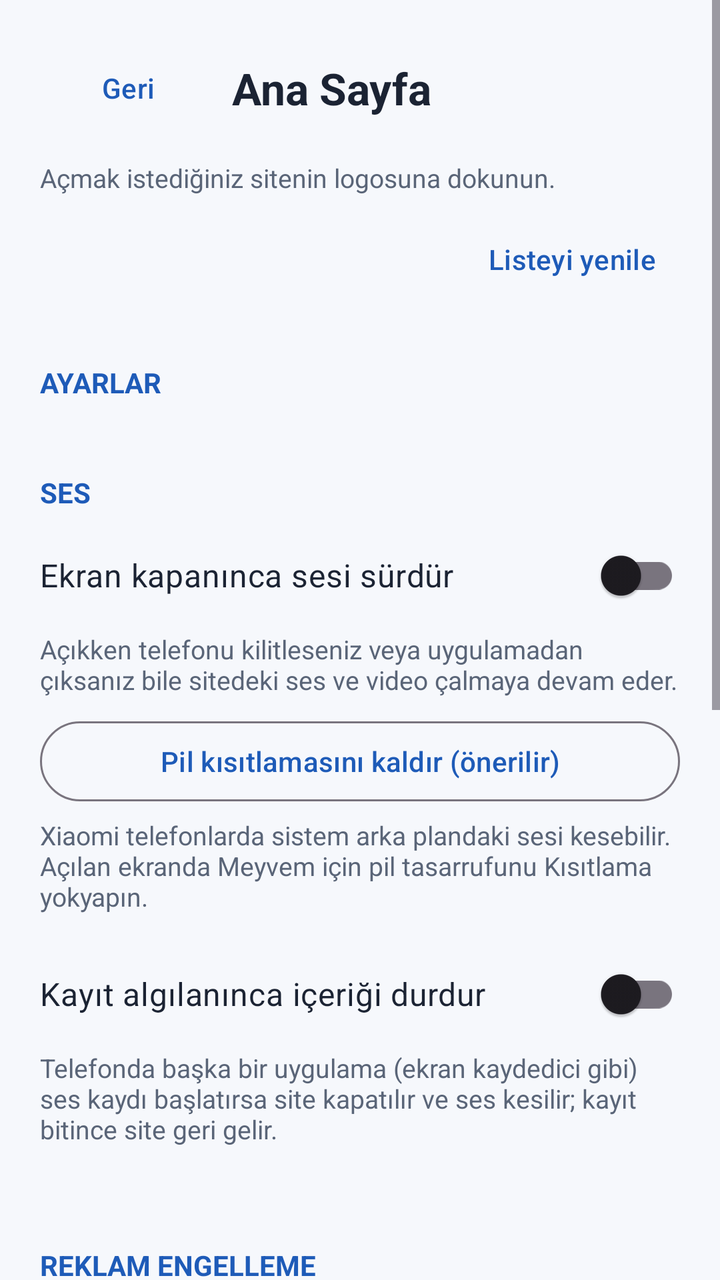
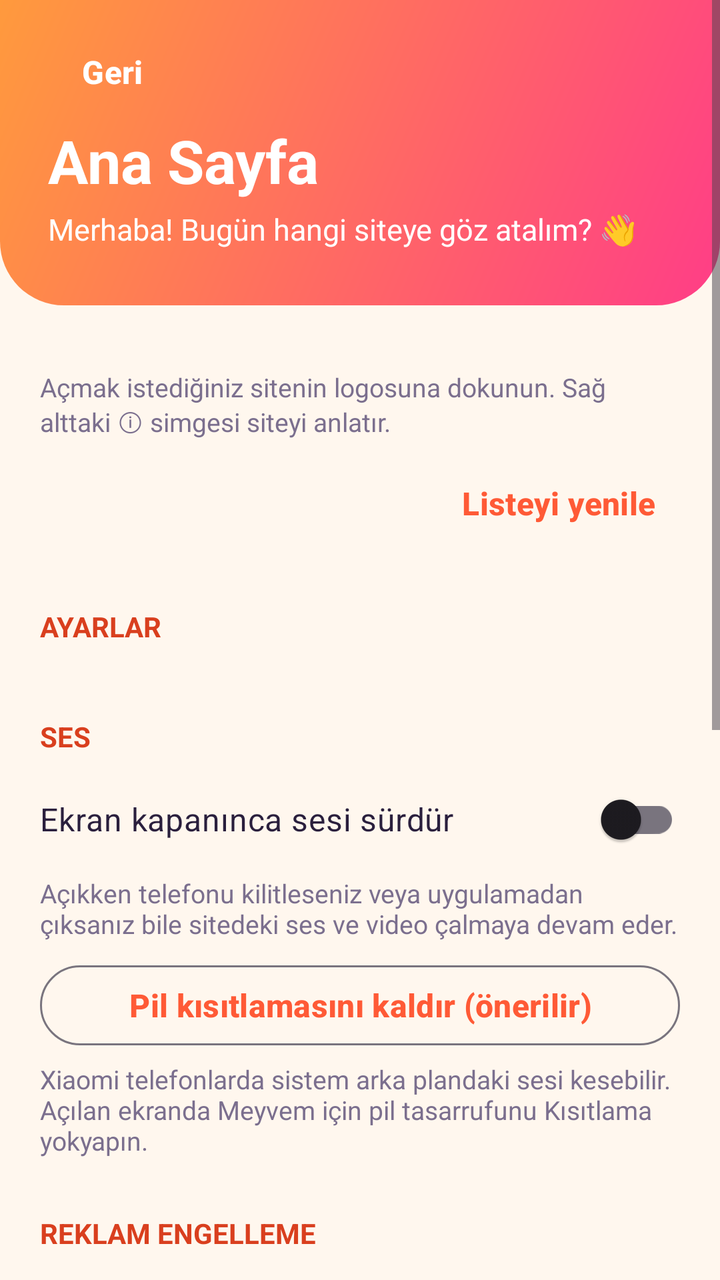

An Android layout rendered at two revisions. The XML below is the earlier revision; the diff shows what the commit changed to produce the second picture.
<!-- AndroidManifest.xml: application theme Theme.SCJ -->
<!-- res/layout/activity_settings.xml -->
<?xml version="1.0" encoding="utf-8"?>
<ScrollView xmlns:android="http://schemas.android.com/apk/res/android"
    android:layout_width="match_parent"
    android:layout_height="match_parent"
    android:background="@color/background"
    android:fillViewport="true">

    <LinearLayout
        android:layout_width="match_parent"
        android:layout_height="wrap_content"
        android:orientation="vertical"
        android:padding="20dp">

        
        <LinearLayout
            android:layout_width="match_parent"
            android:layout_height="wrap_content"
            android:gravity="center_vertical"
            android:orientation="horizontal">

            <Button
                android:id="@+id/backButton"
                style="@style/Widget.Material3.Button.TextButton"
                android:layout_width="wrap_content"
                android:layout_height="wrap_content"
                android:text="@string/back" />

            <TextView
                android:layout_width="wrap_content"
                android:layout_height="wrap_content"
                android:layout_marginStart="8dp"
                android:text="@string/settings_title"
                android:textColor="@color/on_background"
                android:textSize="22sp"
                android:textStyle="bold" />
        </LinearLayout>

        
        <TextView
            style="@style/SettingsHint"
            android:layout_marginTop="12dp"
            android:text="@string/site_hint" />

        <GridLayout
            android:id="@+id/siteGrid"
            android:layout_width="match_parent"
            android:layout_height="wrap_content"
            android:layout_marginTop="8dp"
            android:columnCount="4" />

        <TextView
            android:id="@+id/siteMessage"
            style="@style/SettingsHint"
            android:visibility="gone" />

        <Button
            android:id="@+id/siteRefresh"
            style="@style/Widget.Material3.Button.TextButton"
            android:layout_width="wrap_content"
            android:layout_height="wrap_content"
            android:layout_gravity="end"
            android:text="@string/site_refresh" />

        
        <TextView
            style="@style/SettingsSection"
            android:text="@string/section_settings" />

        
        <TextView
            style="@style/SettingsSection"
            android:text="@string/section_audio" />

        <com.google.android.material.switchmaterial.SwitchMaterial
            android:id="@+id/switchKeepAudio"
            android:layout_width="match_parent"
            android:layout_height="wrap_content"
            android:text="@string/keep_audio_title"
            android:textColor="@color/on_background"
            android:textSize="16sp" />

        <TextView
            style="@style/SettingsHint"
            android:text="@string/keep_audio_desc" />

        <Button
            android:id="@+id/batteryButton"
            style="@style/Widget.Material3.Button.OutlinedButton"
            android:layout_width="match_parent"
            android:layout_height="wrap_content"
            android:layout_marginTop="8dp"
            android:text="@string/battery_button" />

        <TextView
            style="@style/SettingsHint"
            android:text="@string/battery_hint" />

        <com.google.android.material.switchmaterial.SwitchMaterial
            android:id="@+id/switchPauseRec"
            android:layout_width="match_parent"
            android:layout_height="wrap_content"
            android:layout_marginTop="16dp"
            android:text="@string/rec_pause_title"
            android:textColor="@color/on_background"
            android:textSize="16sp" />

        <TextView
            style="@style/SettingsHint"
            android:text="@string/rec_pause_desc" />

        <TextView
            android:id="@+id/recStatus"
            style="@style/SettingsHint"
            android:textStyle="bold" />

        
        <TextView
            style="@style/SettingsSection"
            android:text="@string/section_ads" />

        <com.google.android.material.switchmaterial.SwitchMaterial
            android:id="@+id/switchAdBlock"
            android:layout_width="match_parent"
            android:layout_height="wrap_content"
            android:text="@string/ad_block_title"
            android:textColor="@color/on_background"
            android:textSize="16sp" />

        <TextView
            style="@style/SettingsHint"
            android:text="@string/ad_block_desc" />

        
        <TextView
            style="@style/SettingsSection"
            android:text="@string/section_theme" />

        <RadioGroup
            android:id="@+id/themeGroup"
            android:layout_width="match_parent"
            android:layout_height="wrap_content"
            android:orientation="vertical">

            <RadioButton
                android:id="@+id/themeSystem"
                android:layout_width="match_parent"
                android:layout_height="wrap_content"
                android:text="@string/theme_system"
                android:textColor="@color/on_background" />

            <RadioButton
                android:id="@+id/themeLight"
                android:layout_width="match_parent"
                android:layout_height="wrap_content"
                android:text="@string/theme_light"
                android:textColor="@color/on_background" />

            <RadioButton
                android:id="@+id/themeDark"
                android:layout_width="match_parent"
                android:layout_height="wrap_content"
                android:text="@string/theme_dark"
                android:textColor="@color/on_background" />
        </RadioGroup>

        
        <TextView
            style="@style/SettingsSection"
            android:text="@string/section_font" />

        <LinearLayout
            android:layout_width="match_parent"
            android:layout_height="wrap_content"
            android:gravity="center_vertical"
            android:orientation="horizontal">

            <Button
                android:id="@+id/zoomMinus"
                style="@style/Widget.Material3.Button.OutlinedButton"
                android:layout_width="wrap_content"
                android:layout_height="wrap_content"
                android:minWidth="64dp"
                android:text="A−" />

            <SeekBar
                android:id="@+id/zoomSeek"
                android:layout_width="0dp"
                android:layout_height="wrap_content"
                android:layout_weight="1" />

            <Button
                android:id="@+id/zoomPlus"
                style="@style/Widget.Material3.Button.OutlinedButton"
                android:layout_width="wrap_content"
                android:layout_height="wrap_content"
                android:minWidth="64dp"
                android:text="A+" />
        </LinearLayout>

        <LinearLayout
            android:layout_width="match_parent"
            android:layout_height="wrap_content"
            android:layout_marginTop="4dp"
            android:gravity="center_vertical"
            android:orientation="horizontal">

            <TextView
                android:id="@+id/zoomLabel"
                android:layout_width="0dp"
                android:layout_height="wrap_content"
                android:layout_weight="1"
                android:text="%100"
                android:textColor="@color/on_background"
                android:textSize="16sp"
                android:textStyle="bold" />

            <Button
                android:id="@+id/zoomReset"
                style="@style/Widget.Material3.Button.TextButton"
                android:layout_width="wrap_content"
                android:layout_height="wrap_content"
                android:text="@string/font_reset" />
        </LinearLayout>

        <TextView
            android:id="@+id/zoomPreview"
            android:layout_width="match_parent"
            android:layout_height="wrap_content"
            android:layout_marginTop="8dp"
            android:text="@string/font_preview"
            android:textColor="@color/on_background"
            android:textSize="16sp" />
    </LinearLayout>
</ScrollView>
<!-- resources referenced by this layout -->
<resources>
  <color name="background">#F6F8FC</color>
  <color name="on_background">#1B2333</color>
  <string name="ad_block_desc">Bilinen reklam sunucularını engeller ve reklam alanlarını gizler. YouTube video reklamları engellenemez.</string>
  <string name="ad_block_title">Reklamları engelle</string>
  <string name="back">Geri</string>
  <string name="battery_button">Pil kısıtlamasını kaldır (önerilir)</string>
  <string name="battery_hint">Xiaomi telefonlarda sistem arka plandaki sesi kesebilir. Açılan ekranda Meyvem için pil tasarrufunu "Kısıtlama yok" yapın.</string>
  <string name="font_preview">Örnek yazı: Taze meyve, taze bilgi.</string>
  <string name="font_reset">Varsayılan</string>
  <string name="keep_audio_desc">Açıkken telefonu kilitleseniz veya uygulamadan çıksanız bile sitedeki ses ve video çalmaya devam eder.</string>
  <string name="keep_audio_title">Ekran kapanınca sesi sürdür</string>
  <string name="rec_pause_desc">Telefonda başka bir uygulama (ekran kaydedici gibi) ses kaydı başlatırsa site kapatılır ve ses kesilir; kayıt bitince site geri gelir.</string>
  <string name="rec_pause_title">Kayıt algılanınca içeriği durdur</string>
  <string name="section_ads">Reklam engelleme</string>
  <string name="section_audio">Ses</string>
  <string name="section_font">Yazı boyutu</string>
  <string name="section_settings">Ayarlar</string>
  <string name="section_theme">Görünüm</string>
  <string name="settings_title">Ana Sayfa</string>
  <string name="site_hint">Açmak istediğiniz sitenin logosuna dokunun.</string>
  <string name="site_refresh">Listeyi yenile</string>
  <string name="theme_dark">Gece modu</string>
  <string name="theme_light">Gündüz modu</string>
  <string name="theme_system">Sistemle aynı</string>
  <style name="SettingsHint">
          <item name="android:layout_width">match_parent</item>
          <item name="android:layout_height">wrap_content</item>
          <item name="android:layout_marginTop">4dp</item>
          <item name="android:textColor">@color/on_background_muted</item>
          <item name="android:textSize">13sp</item>
      </style>
  <style name="SettingsSection">
          <item name="android:layout_width">match_parent</item>
          <item name="android:layout_height">wrap_content</item>
          <item name="android:layout_marginTop">28dp</item>
          <item name="android:layout_marginBottom">8dp</item>
          <item name="android:textColor">@color/accent_text</item>
          <item name="android:textSize">14sp</item>
          <item name="android:textStyle">bold</item>
          <item name="android:textAllCaps">true</item>
      </style>
  <style name="Theme.SCJ" parent="Theme.Material3.DayNight.NoActionBar">
          <item name="colorPrimary">@color/primary</item>
          <item name="colorPrimaryDark">@color/primary_dark</item>
          <item name="android:statusBarColor">@color/primary_dark</item>
          <item name="android:windowBackground">@color/background</item>
      </style>
  <color name="on_background_muted">#5A6578</color>
  <color name="accent_text">#1E5BB8</color>
  <color name="primary">#1E5BB8</color>
  <color name="primary_dark">#16448A</color>
</resources>

<!-- the commit's change to res/layout/activity_settings.xml (unified diff, before → after) -->
@@ -8,32 +8,51 @@
     <LinearLayout
         android:layout_width="match_parent"
         android:layout_height="wrap_content"
-        android:orientation="vertical"
-        android:padding="20dp">
-
-        
-        <LinearLayout
-            android:layout_width="match_parent"
-            android:layout_height="wrap_content"
-            android:gravity="center_vertical"
-            android:orientation="horizontal">
+        android:orientation="vertical">
+
+        
+        <LinearLayout
+            android:layout_width="match_parent"
+            android:layout_height="wrap_content"
+            android:background="@drawable/bg_header"
+            android:orientation="vertical"
+            android:paddingStart="12dp"
+            android:paddingTop="12dp"
+            android:paddingEnd="20dp"
+            android:paddingBottom="28dp">
 
             <Button
                 android:id="@+id/backButton"
                 style="@style/Widget.Material3.Button.TextButton"
                 android:layout_width="wrap_content"
                 android:layout_height="wrap_content"
-                android:text="@string/back" />
+                android:text="@string/back"
+                android:textColor="#FFFFFF" />
 
             <TextView
                 android:layout_width="wrap_content"
                 android:layout_height="wrap_content"
-                android:layout_marginStart="8dp"
+                android:layout_marginStart="12dp"
                 android:text="@string/settings_title"
-                android:textColor="@color/on_background"
-                android:textSize="22sp"
+                android:textColor="#FFFFFF"
+                android:textSize="30sp"
                 android:textStyle="bold" />
-        </LinearLayout>
+
+            <TextView
+                android:layout_width="wrap_content"
+                android:layout_height="wrap_content"
+                android:layout_marginStart="12dp"
+                android:layout_marginTop="4dp"
+                android:text="@string/home_greeting"
+                android:textColor="#FFFFFF"
+                android:textSize="15sp" />
+        </LinearLayout>
+
+        <LinearLayout
+            android:layout_width="match_parent"
+            android:layout_height="wrap_content"
+            android:orientation="vertical"
+            android:padding="20dp">
 
         
         <TextView
@@ -94,24 +113,6 @@
         <TextView
             style="@style/SettingsHint"
             android:text="@string/battery_hint" />
-
-        <com.google.android.material.switchmaterial.SwitchMaterial
-            android:id="@+id/switchPauseRec"
-            android:layout_width="match_parent"
-            android:layout_height="wrap_content"
-            android:layout_marginTop="16dp"
-            android:text="@string/rec_pause_title"
-            android:textColor="@color/on_background"
-            android:textSize="16sp" />
-
-        <TextView
-            style="@style/SettingsHint"
-            android:text="@string/rec_pause_desc" />
-
-        <TextView
-            android:id="@+id/recStatus"
-            style="@style/SettingsHint"
-            android:textStyle="bold" />
 
         
         <TextView
@@ -230,5 +231,6 @@
             android:text="@string/font_preview"
             android:textColor="@color/on_background"
             android:textSize="16sp" />
+        </LinearLayout>
     </LinearLayout>
 </ScrollView>
<!-- resource entries referenced after the edit -->
@@ -1,25 +1,35 @@
 <!-- resources referenced by this layout -->
 <resources>
-  <color name="background">#F6F8FC</color>
-  <color name="on_background">#1B2333</color>
-  <string name="ad_block_desc">Bilinen reklam sunucularını engeller ve reklam alanlarını gizler. YouTube video reklamları engellenemez.</string>
+  <color name="background">#FFF7EE</color>
+  <color name="on_background">#2A1F3D</color>
+  <!-- drawable bg_header (drawable) -->
+  <?xml version="1.0" encoding="utf-8"?>
+  <shape xmlns:android="http://schemas.android.com/apk/res/android" android:shape="rectangle">
+      <gradient
+          android:angle="315"
+          android:endColor="@color/gradient_end"
+          android:startColor="@color/gradient_start" />
+      <corners
+          android:bottomLeftRadius="32dp"
+          android:bottomRightRadius="32dp" />
+  </shape>
+  <string name="ad_block_desc">Bilinen reklam sunucularını engeller ve reklam alanlarını gizler.</string>
   <string name="ad_block_title">Reklamları engelle</string>
   <string name="back">Geri</string>
   <string name="battery_button">Pil kısıtlamasını kaldır (önerilir)</string>
   <string name="battery_hint">Xiaomi telefonlarda sistem arka plandaki sesi kesebilir. Açılan ekranda Meyvem için pil tasarrufunu "Kısıtlama yok" yapın.</string>
   <string name="font_preview">Örnek yazı: Taze meyve, taze bilgi.</string>
   <string name="font_reset">Varsayılan</string>
+  <string name="home_greeting">Merhaba! Bugün hangi siteye göz atalım? 👋</string>
   <string name="keep_audio_desc">Açıkken telefonu kilitleseniz veya uygulamadan çıksanız bile sitedeki ses ve video çalmaya devam eder.</string>
   <string name="keep_audio_title">Ekran kapanınca sesi sürdür</string>
-  <string name="rec_pause_desc">Telefonda başka bir uygulama (ekran kaydedici gibi) ses kaydı başlatırsa site kapatılır ve ses kesilir; kayıt bitince site geri gelir.</string>
-  <string name="rec_pause_title">Kayıt algılanınca içeriği durdur</string>
   <string name="section_ads">Reklam engelleme</string>
   <string name="section_audio">Ses</string>
   <string name="section_font">Yazı boyutu</string>
   <string name="section_settings">Ayarlar</string>
   <string name="section_theme">Görünüm</string>
   <string name="settings_title">Ana Sayfa</string>
-  <string name="site_hint">Açmak istediğiniz sitenin logosuna dokunun.</string>
+  <string name="site_hint">Açmak istediğiniz sitenin logosuna dokunun. Sağ alttaki ⓘ simgesi siteyi anlatır.</string>
   <string name="site_refresh">Listeyi yenile</string>
   <string name="theme_dark">Gece modu</string>
   <string name="theme_light">Gündüz modu</string>
@@ -46,10 +56,21 @@
           <item name="colorPrimaryDark">@color/primary_dark</item>
           <item name="android:statusBarColor">@color/primary_dark</item>
           <item name="android:windowBackground">@color/background</item>
+          <item name="colorOnPrimary">#FFFFFF</item>
+          <item name="materialButtonStyle">@style/Meyvem.Button</item>
       </style>
-  <color name="on_background_muted">#5A6578</color>
-  <color name="accent_text">#1E5BB8</color>
-  <color name="primary">#1E5BB8</color>
-  <color name="primary_dark">#16448A</color>
+  <color name="gradient_end">#FF3D87</color>
+  <color name="gradient_start">#FF9A3D</color>
+  <color name="on_background_muted">#7B6F8E</color>
+  <color name="accent_text">#D93F1E</color>
+  <color name="primary">#FF5A36</color>
+  <color name="primary_dark">#D93F1E</color>
+  <style name="Meyvem.Button" parent="Widget.Material3.Button">
+          <item name="cornerRadius">16dp</item>
+          <item name="android:minHeight">52dp</item>
+          <item name="android:textSize">16sp</item>
+          <item name="android:textStyle">bold</item>
+          <item name="android:textAllCaps">false</item>
+      </style>
 </resources>
 
